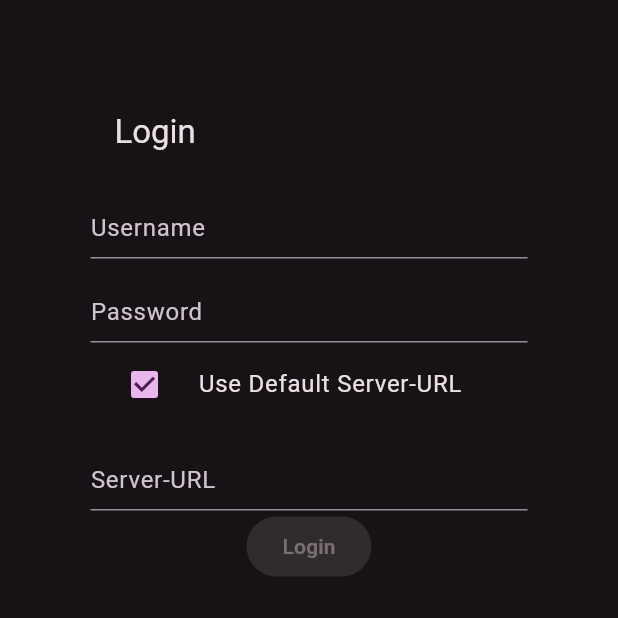
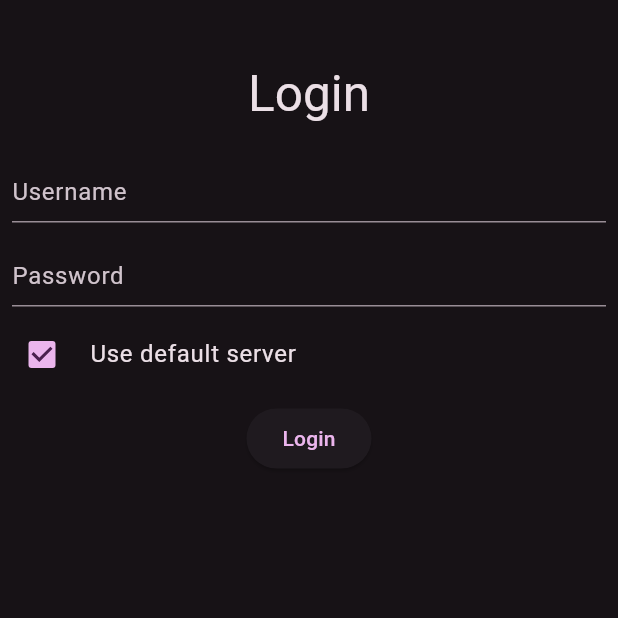
Before and after one commit to Skycoder42/wear_tasks, a Flutter app: the screen it shows after launch, on a phone screen of 412 x 824 dp, the top half of it. Run offline on Flutter 3.47's test engine with Material 3 defaults, Android fonts, the phone set to English and light mode, and no system bars; our stand-ins replace flutter_hooks, flutter_riverpod, go_router, hooks_riverpod, package_info_plus, riverpod_annotation; missing offline and left inert: etebase_flutter; generated files the repository leaves out were written again.

Commit message:
complete login styling

```diff
--- a/lib/src/common/localization/app_en.arb
+++ b/lib/src/common/localization/app_en.arb
@@ -3,9 +3,10 @@
   "login_page_title": "Login",
   "login_page_username_label": "Username",
   "login_page_password_label": "Password",
-  "login_page_use_default_url_label": "Use Default Server-URL",
+  "login_page_use_default_url_label": "Use default server",
   "login_page_server_url_label": "Server-URL",
   "login_page_validator_not_empty": "Must not be empty",
   "login_page_validator_https_url": "Must be a valid HTTPS url",
-  "login_page_login_button": "Login"
+  "login_page_login_button": "Login",
+  "login_page_invalid": "Incomplete form"
 }
--- a/lib/src/watch/app/watch_app.dart
+++ b/lib/src/watch/app/watch_app.dart
@@ -34,7 +34,11 @@ class WatchApp extends ConsumerWidget {
           final padding = (diameter - ((diameter / 2) * sqrt2)) / 2;
           return MediaQuery(
             data: mediaQuery.copyWith(
-              padding: EdgeInsets.all(padding),
+              padding: mediaQuery.padding +
+                  EdgeInsets.only(
+                    top: padding,
+                    bottom: padding,
+                  ),
             ),
             child: child ?? const SizedBox.shrink(),
           );
--- a/lib/src/watch/app/watch_theme.dart
+++ b/lib/src/watch/app/watch_theme.dart
@@ -9,9 +9,20 @@ abstract base class WatchTheme {
       brightness: Brightness.dark,
       background: Colors.black,
     ),
+  ).apply(
+    (t) => t.copyWith(
+      listTileTheme: const ListTileThemeData(
+        contentPadding: EdgeInsets.zero,
+        visualDensity: VisualDensity.compact,
+      ),
+    ),
   );
 }
 
 extension BuildContextX on BuildContext {
   ThemeData get theme => Theme.of(this);
 }
+
+extension on ThemeData {
+  ThemeData apply(ThemeData Function(ThemeData t) callback) => callback(this);
+}
--- a/lib/src/watch/pages/login/login_page.dart
+++ b/lib/src/watch/pages/login/login_page.dart
@@ -1,18 +1,19 @@
-import 'dart:async';
-
 import 'package:flutter/foundation.dart';
 import 'package:flutter/material.dart';
 import 'package:flutter_hooks/flutter_hooks.dart';
 import 'package:hooks_riverpod/hooks_riverpod.dart';
 
 import '../../../common/localization/localization.dart';
+import '../../app/watch_theme.dart';
 import '../../providers/etebase_provider.dart';
 import '../../widgets/checkbox_form_field.dart';
+import '../../widgets/watch_scaffold.dart';
 
 class _LoginInfo {
   String username = '';
   String password = '';
-  Uri serverUrl = Uri();
+  bool useDefaultServer = true;
+  Uri customServerUrl = Uri();
 }
 
 class LoginPage extends HookConsumerWidget {
@@ -26,39 +27,27 @@ class LoginPage extends HookConsumerWidget {
   @override
   Widget build(BuildContext context, WidgetRef ref) {
     final formKey = useState(GlobalKey<FormState>());
-    final isValid = useState(false);
-    final useDefaultServer = useState(true);
-    final defaultServerUrlController = useTextEditingController();
     final customServerUrlController = useTextEditingController();
-    final serverUrlController = useDefaultServer.value
-        ? defaultServerUrlController
-        : customServerUrlController;
 
-    final serverUrlValidator = _useServerUrl(
-      context,
-      ref,
-      defaultServerUrlController,
+    final (
       useDefaultServer,
-    );
+      serverUrl,
+      serverUrlErrorValidator,
+    ) = _useServerUrl(context, ref);
 
     final resultRef = useRef(_LoginInfo());
 
-    return Scaffold(
-      body: CustomScrollView(
-        slivers: [
-          SliverAppBar(
+    return WatchScaffold(
       title: Text(context.strings.login_page_title),
-            pinned: true,
-          ),
-          SliverToBoxAdapter(
-            child: SafeArea(
+      body: SafeArea(
         top: false,
+        left: false,
+        right: false,
+        child: Padding(
+          padding: const EdgeInsets.symmetric(horizontal: 8),
           child: Form(
             key: formKey.value,
-                onChanged: () => scheduleMicrotask(() {
-                  isValid.value =
-                      formKey.value.currentState?.validate() ?? false;
-                }),
+            autovalidateMode: AutovalidateMode.onUserInteraction,
             child: Column(
               children: [
                 TextFormField(
@@ -66,9 +55,8 @@ class LoginPage extends HookConsumerWidget {
                     alignLabelWithHint: true,
                     label: Text(context.strings.login_page_username_label),
                   ),
-                      validator: (value) => _validateNotEmpty(context, value),
-                      onSaved: (newValue) =>
-                          resultRef.value.username = newValue!,
+                  validator: (value) => _validateNotNullOrEmpty(context, value),
+                  onSaved: (newValue) => resultRef.value.username = newValue!,
                 ),
                 TextFormField(
                   decoration: InputDecoration(
@@ -76,19 +64,29 @@ class LoginPage extends HookConsumerWidget {
                     label: Text(context.strings.login_page_password_label),
                   ),
                   obscureText: true,
-                      validator: (value) => _validateNotEmpty(context, value),
-                      onSaved: (newValue) =>
-                          resultRef.value.password = newValue!,
+                  autocorrect: false,
+                  enableIMEPersonalizedLearning: false,
+                  enableSuggestions: false,
+                  spellCheckConfiguration:
+                      const SpellCheckConfiguration.disabled(),
+                  validator: (value) => _validateNotNullOrEmpty(context, value),
+                  onSaved: (newValue) => resultRef.value.password = newValue!,
                 ),
+                const SizedBox(height: 8),
                 CheckboxFormField(
                   title: Text(
                     context.strings.login_page_use_default_url_label,
                   ),
+                  subtitle: serverUrl != null ? Text(serverUrl) : null,
                   initialValue: useDefaultServer.value,
                   onChanged: (v) => useDefaultServer.value = v ?? true,
+                  validator: serverUrlErrorValidator,
+                  onSaved: (newValue) =>
+                      resultRef.value.useDefaultServer = newValue ?? true,
                 ),
+                if (!useDefaultServer.value)
                   TextFormField(
-                      controller: serverUrlController,
+                    controller: customServerUrlController,
                     decoration: InputDecoration(
                       alignLabelWithHint: true,
                       label: Text(
@@ -97,18 +95,16 @@ class LoginPage extends HookConsumerWidget {
                     ),
                     keyboardType: TextInputType.url,
                     readOnly: useDefaultServer.value,
-                      validator: serverUrlValidator,
+                    validator: (v) => _validateHttpUrl(context, v),
                     onSaved: (newValue) =>
-                          resultRef.value.serverUrl = Uri.parse(newValue!),
+                        resultRef.value.customServerUrl = Uri.parse(newValue!),
                   ),
+                const SizedBox(height: 8),
                 ElevatedButton(
-                      onPressed: isValid.value
-                          ? () => _submit(
+                  onPressed: () => _submit(
                     context,
                     formKey.value.currentState!,
-                                isValid,
-                              )
-                          : null,
+                  ),
                   child: Text(context.strings.login_page_login_button),
                 ),
               ],
@@ -116,65 +112,61 @@ class LoginPage extends HookConsumerWidget {
           ),
         ),
       ),
-        ],
-      ),
     );
   }
 
-  String? Function(String?) _useServerUrl(
+  (
+    ValueNotifier<bool>,
+    String?,
+    String? Function(bool?),
+  ) _useServerUrl(
     BuildContext context,
     WidgetRef ref,
-    TextEditingController defaultServerUrlController,
-    ValueNotifier<bool> useDefaultServer,
   ) {
+    final useDefaultServer = useState(true);
     final serverUrlData = ref.watch(etebaseDefaultServerUrlProvider);
-
-    useEffect(
-      () {
-        final serverUrl = serverUrlData.value;
-        if (serverUrl != null) {
-          defaultServerUrlController.text = serverUrlData.value.toString();
+    switch (serverUrlData) {
+      case AsyncData(value: final serverUrl):
+        return (useDefaultServer, serverUrl.toString(), (_) => null);
+      case AsyncError(error: final error):
+        return (useDefaultServer, null, (_) => error.toString());
+      default:
+        return (useDefaultServer, null, (_) => null);
+    }
   }
 
-        return null;
-      },
-      [serverUrlData.value],
-    );
+  String? _validateNotNullOrEmpty(BuildContext context, String? value) =>
+      (value?.isEmpty ?? true)
+          ? context.strings.login_page_validator_not_empty
+          : null;
 
-    return useCallback(
-      // ignore: avoid_types_on_closure_parameters
-      (String? serverUrl) {
-        if (useDefaultServer.value && serverUrlData.hasError) {
-          return serverUrlData.error.toString();
-        }
-
-        if (_validateNotEmpty(context, serverUrl) case final String error) {
+  String? _validateHttpUrl(BuildContext context, String? value) {
+    if (_validateNotNullOrEmpty(context, value) case final String error) {
       return error;
     }
 
-        final url = Uri.tryParse(serverUrl!);
+    final url = Uri.tryParse(value!);
     if (url == null || !url.isAbsolute || !url.isScheme('https')) {
       return context.strings.login_page_validator_https_url;
     }
 
     return null;
-      },
-      [context, useDefaultServer.value, serverUrlData],
-    );
   }
-
-  String? _validateNotEmpty(BuildContext context, String? value) =>
-      (value?.isEmpty ?? true)
-          ? context.strings.login_page_validator_not_empty
-          : null;
 
   void _submit(
     BuildContext context,
     FormState form,
-    ValueNotifier<bool> isValid,
   ) {
     if (!form.validate()) {
-      isValid.value = false;
+      ScaffoldMessenger.of(context).showSnackBar(
+        SnackBar(
+          backgroundColor: context.theme.colorScheme.error,
+          content: Text(
+            context.strings.login_page_invalid,
+            style: TextStyle(color: context.theme.colorScheme.onError),
+          ),
+        ),
+      );
       return;
     }
 
--- a/lib/src/watch/widgets/checkbox_form_field.dart
+++ b/lib/src/watch/widgets/checkbox_form_field.dart
@@ -6,6 +6,7 @@ class CheckboxFormField extends FormField<bool> {
   CheckboxFormField({
     super.key,
     Widget? title,
+    Widget? subtitle,
     void Function(bool?)? onChanged,
     super.onSaved,
     super.validator,
@@ -15,7 +16,7 @@ class CheckboxFormField extends FormField<bool> {
     super.restorationId,
   }) : super(
           builder: (state) => CheckboxListTile(
-            dense: state.hasError,
+            dense: state.hasError || subtitle != null,
             title: title,
             value: state.value,
             onChanged: (v) {
@@ -30,7 +31,7 @@ class CheckboxFormField extends FormField<bool> {
                       style: TextStyle(color: context.theme.colorScheme.error),
                     ),
                   )
-                : null,
+                : subtitle,
             controlAffinity: ListTileControlAffinity.leading,
             enabled: enabled,
           ),
--- /dev/null
+++ b/lib/src/watch/widgets/watch_app_bar.dart
@@ -0,0 +1,23 @@
+import 'package:flutter/material.dart';
+
+class WatchAppBar extends StatelessWidget {
+  final Widget title;
+
+  const WatchAppBar({
+    super.key,
+    required this.title,
+  });
+
+  @override
+  Widget build(BuildContext context) => SliverAppBar(
+        pinned: true,
+        toolbarHeight: 8,
+        collapsedHeight: 8,
+        expandedHeight: 32,
+        flexibleSpace: FlexibleSpaceBar(
+          titlePadding: const EdgeInsets.only(bottom: 8),
+          title: title,
+          centerTitle: true,
+        ),
+      );
+}
--- /dev/null
+++ b/lib/src/watch/widgets/watch_scaffold.dart
@@ -0,0 +1,24 @@
+import 'package:flutter/material.dart';
+
+import 'watch_app_bar.dart';
+
+class WatchScaffold extends StatelessWidget {
+  final Widget? title;
+  final Widget body;
+
+  const WatchScaffold({
+    super.key,
+    this.title,
+    required this.body,
+  });
+
+  @override
+  Widget build(BuildContext context) => Scaffold(
+        body: CustomScrollView(
+          slivers: [
+            if (title != null) WatchAppBar(title: title!),
+            SliverToBoxAdapter(child: body),
+          ],
+        ),
+      );
+}
```
Lines whose indentation alone changed are shown as unchanged.
